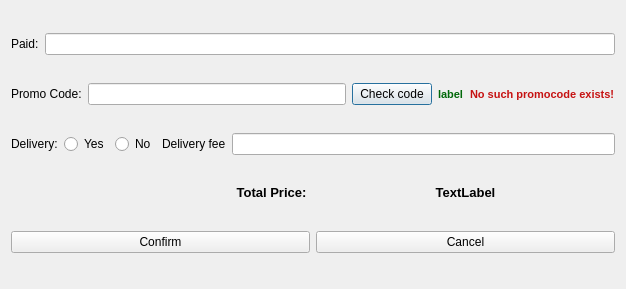
First picture: the form in confirmationmenu.ui, repository omarabdo997/super-market-cashier, before the edit.
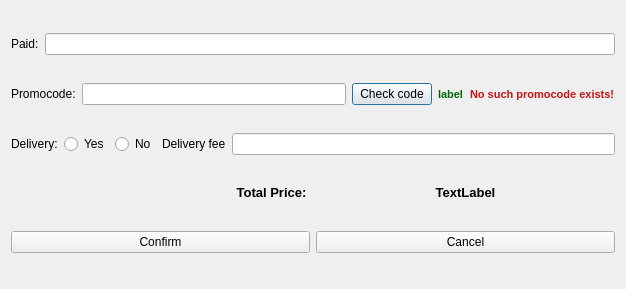
Second picture: the form after the edit.

Diff of the .ui file:
```diff
--- a/confirmationmenu.ui
+++ b/confirmationmenu.ui
@@ -33,7 +33,7 @@
      <item>
       <widget class="QLabel" name="label_4">
        <property name="text">
-        <string>Promo Code:</string>
+        <string>Promocode:</string>
        </property>
       </widget>
      </item>
```
